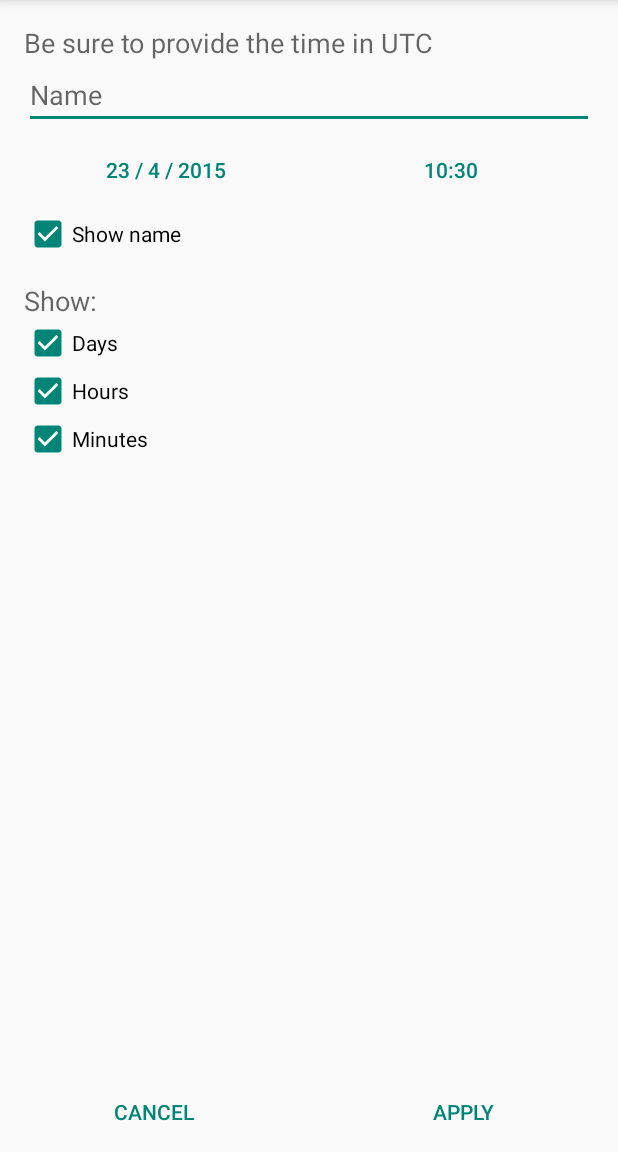
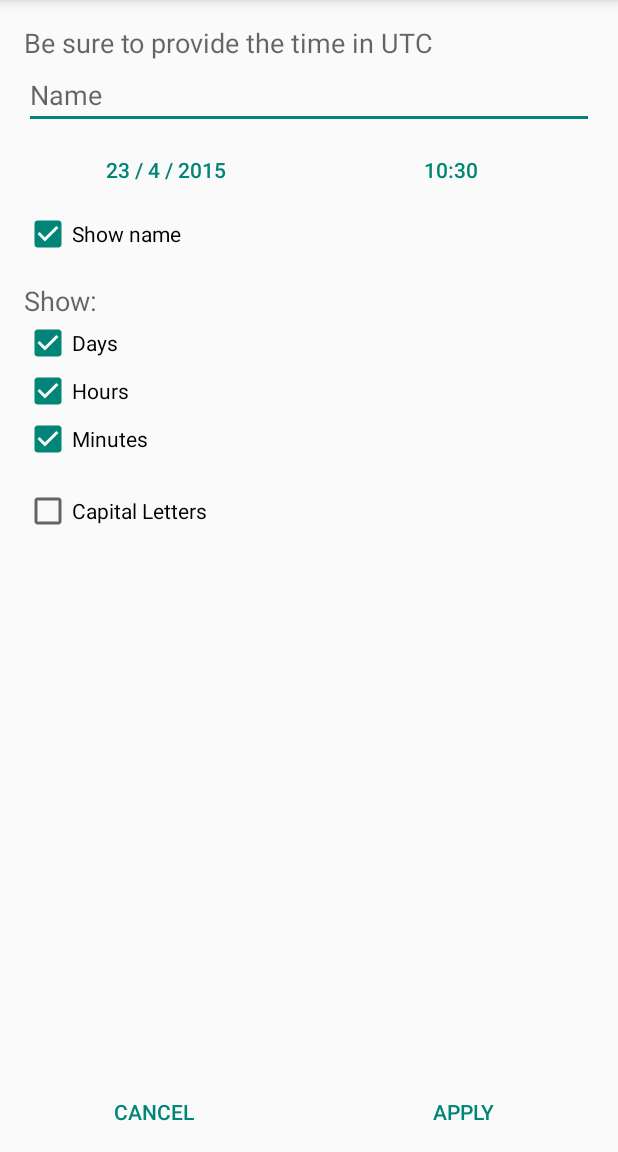
Before and after one commit to teinvdlugt/CountdownWidget, an Android app: the ConfigurationActivity screen opened directly, with no data from a screen before it, on a phone screen of 412 x 824 dp, the part 84-1236 px from its top. Run offline under Robolectric (Android 15) with nearby library versions, the phone set to English and light mode, and no system bars.

Commit message:
Add "Capital letters" function

```diff
--- a/app/src/main/java/com/teinproductions/tein/countdownwidget/ConfigurationActivity.java
+++ b/app/src/main/java/com/teinproductions/tein/countdownwidget/ConfigurationActivity.java
@@ -28,13 +28,13 @@ public class ConfigurationActivity extends AppCompatActivity {
 
     static final String FILE_NAME = "database";
 
-    int appWidgetId;
+    private int appWidgetId;
 
-    Button pickDate, pickTime;
-    EditText nameET;
-    CheckBox showNameCheckBox, showDaysCheckBox, showHoursCheckBox, showMinutesCheckBox;
+    private Button pickDate, pickTime;
+    private EditText nameET;
+    private CheckBox showNameCheckBox, showDaysCheckBox, showHoursCheckBox, showMinutesCheckBox, capitalsCheckBox;
 
-    Calendar date = Calendar.getInstance();
+    private final Calendar date = Calendar.getInstance();
 
     @Override
     protected void onCreate(Bundle savedInstanceState) {
@@ -52,6 +52,7 @@ public class ConfigurationActivity extends AppCompatActivity {
         showDaysCheckBox = (CheckBox) findViewById(R.id.showDays_checkBox);
         showHoursCheckBox = (CheckBox) findViewById(R.id.showHours_checkBox);
         showMinutesCheckBox = (CheckBox) findViewById(R.id.showMinutes_checkBox);
+        capitalsCheckBox = (CheckBox) findViewById(R.id.capitals_checkBox);
 
         Bundle extras = getIntent().getExtras();
         if (extras != null) {
@@ -77,6 +78,7 @@ public class ConfigurationActivity extends AppCompatActivity {
             showDaysCheckBox.setChecked(countdown.isShowDays());
             showHoursCheckBox.setChecked(countdown.isShowHours());
             showMinutesCheckBox.setChecked(countdown.isShowMinutes());
+            capitalsCheckBox.setChecked(countdown.isUseCapitals());
         } else {
             date.setTimeInMillis(System.currentTimeMillis());
         }
@@ -148,17 +150,18 @@ public class ConfigurationActivity extends AppCompatActivity {
         final boolean showDays = showDaysCheckBox.isChecked();
         final boolean showHours = showHoursCheckBox.isChecked();
         final boolean showMinutes = showMinutesCheckBox.isChecked();
+        final boolean useCapitals = capitalsCheckBox.isChecked();
 
-        apply(name, millis, showName, showDays, showHours, showMinutes);
+        apply(name, millis, showName, showDays, showHours, showMinutes, useCapitals);
     }
 
     private void apply(String name, long millis, boolean showName,
-                       boolean showDays, boolean showHours, boolean showMinutes) {
+                       boolean showDays, boolean showHours, boolean showMinutes, boolean useCapitals) {
         // ALTER DATABASE
         SQLiteDatabase db = getDatabase(this);
         db.delete("dates", "appwidgetid=" + appWidgetId, null);
         db.insert("dates", null, createContentValues(
-                appWidgetId, name, millis, showName, showDays, showHours, showMinutes));
+                appWidgetId, name, millis, showName, showDays, showHours, showMinutes, useCapitals));
         db.close();
 
         // UPDATE WIDGET
@@ -190,7 +193,7 @@ public class ConfigurationActivity extends AppCompatActivity {
         SQLiteDatabase db = context.openOrCreateDatabase(FILE_NAME, 0, null);
         db.execSQL("CREATE TABLE IF NOT EXISTS dates(" +
                 "appwidgetid INTEGER, date TEXT, name TEXT, showName INTEGER, " +
-                "showDays INTEGER, showHours INTEGER, showMinutes INTEGER);");
+                "showDays INTEGER, showHours INTEGER, showMinutes INTEGER, useCapitals INTEGER);");
         return db;
     }
 
@@ -209,6 +212,7 @@ public class ConfigurationActivity extends AppCompatActivity {
             int showDaysColumn = cursor.getColumnIndex("showDays");
             int showHoursColumn = cursor.getColumnIndex("showHours");
             int showMinutesColumn = cursor.getColumnIndex("showMinutes");
+            int useCapitalsColumn = cursor.getColumnIndex("useCapitals");
 
             long millis = Long.parseLong(cursor.getString(dateColumn));
             String name = cursor.getString(nameColumn);
@@ -216,15 +220,16 @@ public class ConfigurationActivity extends AppCompatActivity {
             boolean showDays = cursor.getInt(showDaysColumn) != 0;
             boolean showHours = cursor.getInt(showHoursColumn) != 0;
             boolean showMinutes = cursor.getInt(showMinutesColumn) != 0;
+            boolean useCapitals = cursor.getInt(useCapitalsColumn) != 0;
 
-            return new Countdown(name, showName, showDays, showHours, showMinutes, millis);
+            return new Countdown(name, showName, showDays, showHours, showMinutes, useCapitals, millis);
         } catch (CursorIndexOutOfBoundsException e) {
             return null;
         }
     }
 
     public static ContentValues createContentValues(int appWidgetId, String name, long millis, boolean showName,
-                                                    boolean showDays, boolean showHours, boolean showMinutes) {
+                                                    boolean showDays, boolean showHours, boolean showMinutes, boolean useCapitals) {
         ContentValues values = new ContentValues();
         values.put("appwidgetid", appWidgetId);
         values.put("date", Long.toString(millis));
@@ -233,6 +238,7 @@ public class ConfigurationActivity extends AppCompatActivity {
         values.put("showDays", showDays ? 1 : 0);
         values.put("showHours", showHours ? 1 : 0);
         values.put("showMinutes", showMinutes ? 1 : 0);
+        values.put("useCapitals", useCapitals ? 1 : 0);
 
         return values;
     }
--- a/app/src/main/res/layout/activity_configuration.xml
+++ b/app/src/main/res/layout/activity_configuration.xml
@@ -95,6 +95,14 @@
             android:checked="true"
             android:text="@string/minutes" />
 
+        <CheckBox
+            android:id="@+id/capitals_checkBox"
+            android:layout_width="wrap_content"
+            android:layout_height="wrap_content"
+            android:layout_marginTop="16dp"
+            android:checked="false"
+            android:text="@string/capital_letters" />
+
     </LinearLayout>
 
     <LinearLayout
--- a/app/src/main/res/layout/countdown_widget.xml
+++ b/app/src/main/res/layout/countdown_widget.xml
@@ -23,7 +23,7 @@
         android:layout_width="wrap_content"
         android:layout_height="wrap_content"
         android:fontFamily="sans-serif-light"
-        android:text="No date set"
+        android:text="@string/no_date_set"
         android:textColor="@android:color/white"
         android:textSize="56sp"
         tools:textColor="@android:color/black" />
--- a/app/src/main/res/values/strings.xml
+++ b/app/src/main/res/values/strings.xml
@@ -12,4 +12,6 @@
     <string name="days">Days</string>
     <string name="hours">Hours</string>
     <string name="minutes">Minutes</string>
+    <string name="capital_letters">Capital Letters</string>
+    <string name="no_date_set">No date set</string>
 </resources>
```
Also changed, not shown: app/src/main/java/com/teinproductions/tein/countdownwidget/Countdown.java (+11 -2 lines), app/src/main/java/com/teinproductions/tein/countdownwidget/CountdownWidgetProvider.java (+14 -8 lines).
